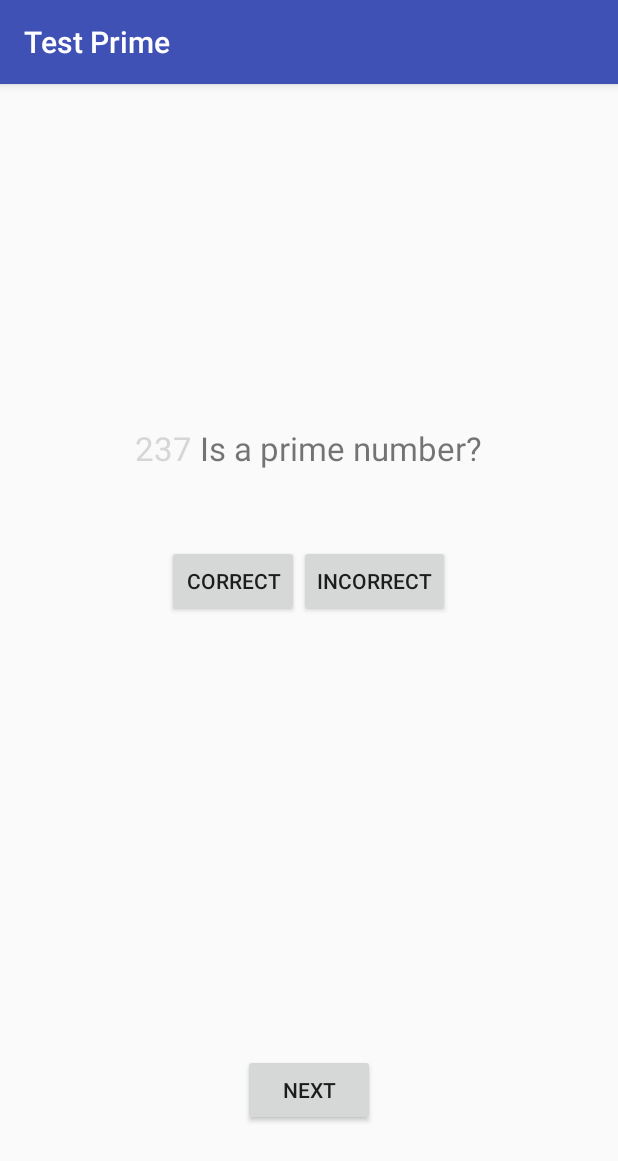
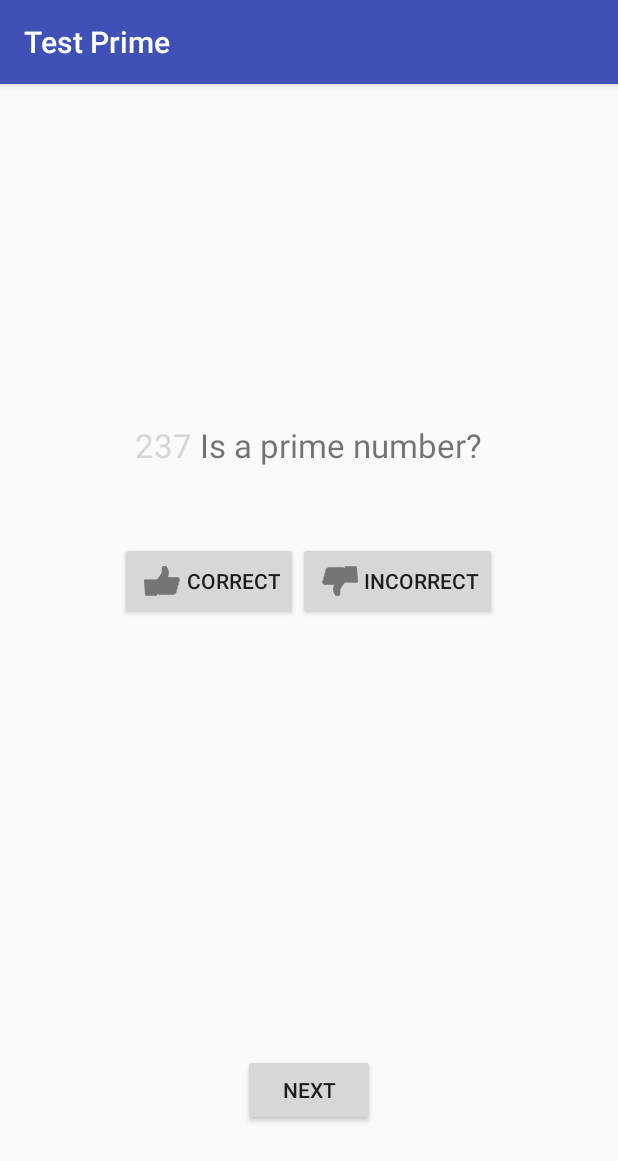
Before and after one commit to mdrwt/MobileComputing, an Android app: the screen it shows after launch (MainActivity), on a phone screen of 412 x 824 dp. Shown: the top 1161 px of the screen. Run offline under Robolectric (Android 15) with nearby library versions, the phone set to English and light mode, and no system bars.

Commit message:
Final build

```diff
--- a/Assignment1/app/src/main/java/in/ac/iiitd/madhur15030/assignment1/MainActivity.java
+++ b/Assignment1/app/src/main/java/in/ac/iiitd/madhur15030/assignment1/MainActivity.java
@@ -83,6 +83,7 @@ public class MainActivity extends AppCompatActivity {
         randomInt = setRandomInteger();
     }
 
+    // From stackoverflow.com
     private boolean checkPrime(int n) {
         for(int i=2; 2*i<n; i++) {
             if(n%i==0) {
--- a/Assignment1/app/src/main/res/layout-land/activity_main.xml
+++ b/Assignment1/app/src/main/res/layout-land/activity_main.xml
@@ -34,6 +34,7 @@
             android:text="@string/correct"
             android:id="@+id/button"
             android:onClick="isPrimeTapped"
+            android:drawableLeft="@drawable/thumbsup"
             android:layout_marginBottom="105dp"
             android:layout_above="@+id/nextButton"
             android:layout_toLeftOf="@+id/button2"
@@ -44,6 +45,7 @@
             android:layout_height="wrap_content"
             android:text="@string/incorrect"
             android:id="@+id/button2"
+            android:drawableLeft="@drawable/thumbsdown"
             android:onClick="isNotPrimeTapped"
             android:layout_alignTop="@+id/button"
             android:layout_centerHorizontal="true" />
--- a/Assignment1/app/src/main/res/layout/activity_main.xml
+++ b/Assignment1/app/src/main/res/layout/activity_main.xml
@@ -34,6 +34,7 @@
             android:text="@string/correct"
             android:id="@+id/button"
             android:onClick="isPrimeTapped"
+            android:drawableLeft="@drawable/thumbsup"
             android:layout_marginBottom="105dp"
             android:layout_above="@+id/nextButton"
             android:layout_toLeftOf="@+id/button2"
@@ -44,6 +45,7 @@
             android:layout_height="wrap_content"
             android:text="@string/incorrect"
             android:id="@+id/button2"
+            android:drawableLeft="@drawable/thumbsdown"
             android:onClick="isNotPrimeTapped"
             android:layout_alignTop="@+id/button"
             android:layout_centerHorizontal="true" />
```
Also changed, not shown: Assignment1/app/src/main/ic_launcher-web.png (added), Assignment1/app/src/main/res/drawable-hdpi/thumbsdown.png (added), Assignment1/app/src/main/res/drawable-hdpi/thumbsup.png (added), Assignment1/app/src/main/res/drawable-mdpi/thumbsdown.png (added), Assignment1/app/src/main/res/drawable-mdpi/thumbsup.png (added), Assignment1/app/src/main/res/drawable-xhdpi/thumbsdown.png (added), Assignment1/app/src/main/res/drawable-xhdpi/thumbsup.png (added), Assignment1/app/src/main/res/drawable-xxhdpi/thumbsdown.png (added), Assignment1/app/src/main/res/drawable-xxhdpi/thumbsup.png (added), Assignment1/app/src/main/res/mipmap-hdpi/ic_launcher.png, Assignment1/app/src/main/res/mipmap-mdpi/ic_launcher.png, Assignment1/app/src/main/res/mipmap-xhdpi/ic_launcher.png, Assignment1/app/src/main/res/mipmap-xxhdpi/ic_launcher.png, Assignment1/app/src/main/res/mipmap-xxxhdpi/ic_launcher.png, 1 more files, 1 other file.
